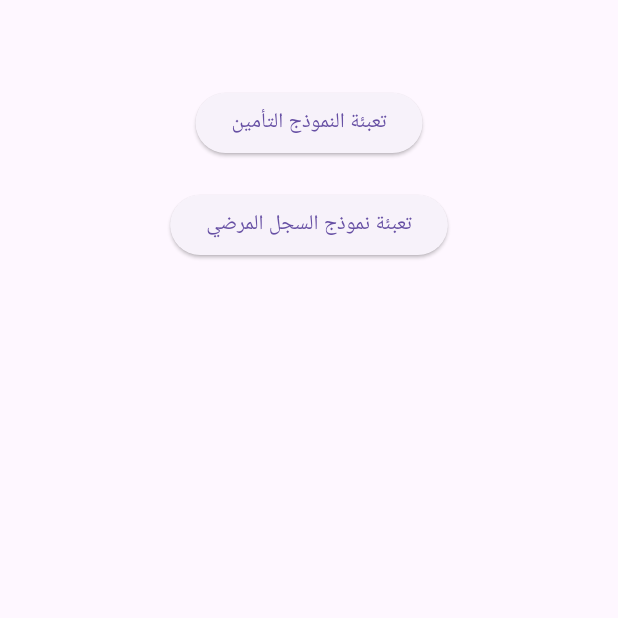
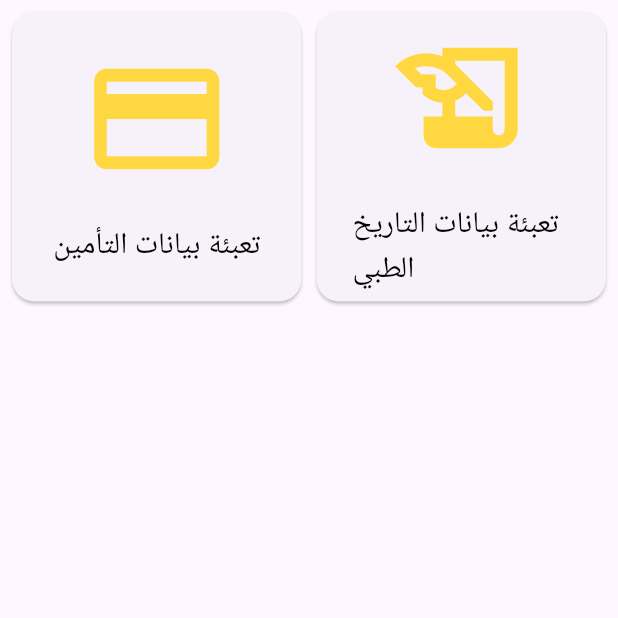
Before and after one commit to monder01/CAQM00, a Flutter app: the Formpage screen opened directly, on a phone screen of 412 x 824 dp, the top half of it. Run offline on Flutter 3.47's test engine with Material 3 defaults, Android fonts, the phone set to English and light mode, and no system bars; our stand-ins replace cloud_firestore, firebase_auth, firebase_core; accounts and stored records are empty.

Commit message:
fixed design

```diff
--- a/MyProject/lib/main.dart
+++ b/MyProject/lib/main.dart
@@ -1,6 +1,5 @@
 import 'package:firebase_core/firebase_core.dart';
 import 'package:flutter/material.dart';
-import 'package:prototype1/pages/Manageappointment%20copy.dart';
 import 'package:prototype1/pages/homePage.dart';
 import 'firebase_options.dart';
 
--- a/MyProject/lib/oop/users.dart
+++ b/MyProject/lib/oop/users.dart
@@ -47,7 +47,7 @@ class UserC {
       } else if (role == "Patient") {
         Navigator.pushReplacement(
           context,
-          MaterialPageRoute(builder: (context) => Adminspage()),
+          MaterialPageRoute(builder: (context) => Appointmentpage()),
         );
       }
       ScaffoldMessenger.of(context).showSnackBar(
--- a/MyProject/lib/pages/adminsPage.dart
+++ b/MyProject/lib/pages/adminsPage.dart
@@ -1,4 +1,3 @@
-import 'package:firebase_core/firebase_core.dart';
 import 'package:flutter/material.dart';
 import 'package:prototype1/pages/addDoctor.dart';
 import 'package:firebase_auth/firebase_auth.dart';
--- a/MyProject/lib/pages/formPage.dart
+++ b/MyProject/lib/pages/formPage.dart
@@ -16,20 +16,45 @@ class _FormpageState extends State<Formpage> {
       body: Center(
         child: Padding(
           padding: const EdgeInsets.all(8.0),
-          child: Column(
+          child: GridView.count(
+            crossAxisCount: 2,
+            crossAxisSpacing: 10,
+            mainAxisSpacing: 10,
             children: [
-              SizedBox(height: 50),
               ElevatedButton(
+                style: ElevatedButton.styleFrom(
+                  shape: RoundedRectangleBorder(
+                    borderRadius: BorderRadius.circular(15),
+                  ),
+                ),
                 onPressed: () {
                   Navigator.push(
                     context,
                     MaterialPageRoute(builder: (context) => Insurancepage()),
                   );
                 },
-                child: Text("تعبئة النموذج التأمين"),
+                child: Column(
+                  mainAxisAlignment: MainAxisAlignment.center,
+                  children: [
+                    Icon(
+                      Icons.credit_card,
+                      size: 100,
+                      color: Colors.amberAccent[200],
+                    ),
+                    SizedBox(height: 20),
+                    Text(
+                      "تعبئة بيانات التأمين",
+                      style: TextStyle(fontSize: 20, color: Colors.black),
+                    ),
+                  ],
+                ),
               ),
-              SizedBox(height: 20),
               ElevatedButton(
+                style: ElevatedButton.styleFrom(
+                  shape: RoundedRectangleBorder(
+                    borderRadius: BorderRadius.circular(15),
+                  ),
+                ),
                 onPressed: () {
                   Navigator.push(
                     context,
@@ -38,7 +63,21 @@ class _FormpageState extends State<Formpage> {
                     ),
                   );
                 },
-                child: Text("تعبئة نموذج السجل المرضي"),
+                child: Column(
+                  mainAxisAlignment: MainAxisAlignment.center,
+                  children: [
+                    Icon(
+                      Icons.history_edu,
+                      size: 100,
+                      color: Colors.amberAccent[200],
+                    ),
+                    SizedBox(height: 20),
+                    Text(
+                      "تعبئة بيانات التاريخ الطبي",
+                      style: TextStyle(fontSize: 20, color: Colors.black),
+                    ),
+                  ],
+                ),
               ),
             ],
           ),
--- a/MyProject/lib/pages/queuePage.dart
+++ b/MyProject/lib/pages/queuePage.dart
@@ -1,5 +1,4 @@
 import 'package:flutter/material.dart';
-import 'package:prototype1/oop/queues.dart';
 
 class Queuepage extends StatefulWidget {
   const Queuepage({super.key});
```
